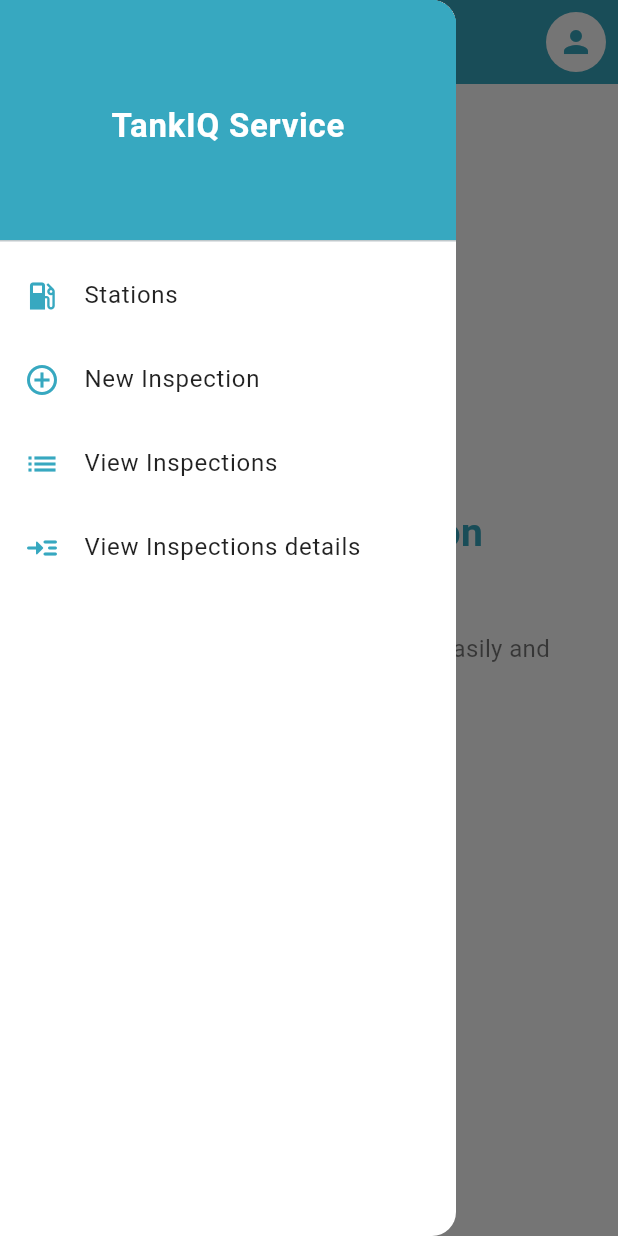
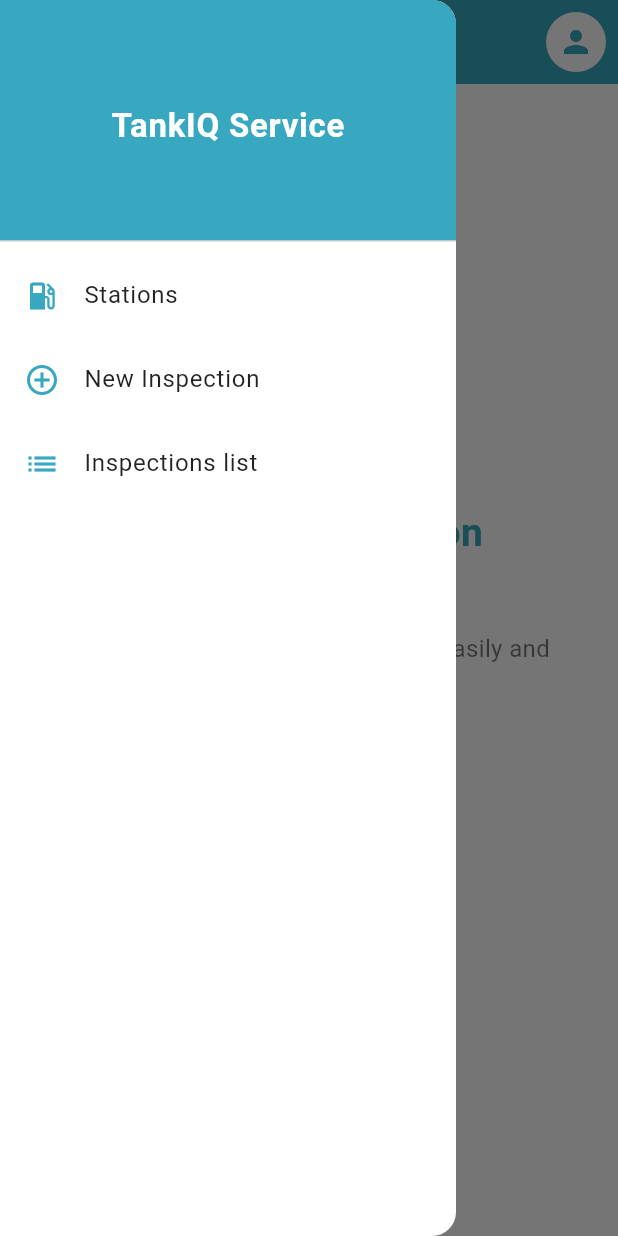
Before and after one commit to kvjoshi/tiq-service-by-team, a Flutter app: the HomeScreen screen opened by its route, with the side drawer open, on a phone screen of 412 x 824 dp. Run offline on Flutter 3.47's test engine with Material 3 defaults, Android fonts, the phone set to English and light mode, and no system bars; our stand-ins replace flutter_secure_storage, image_picker, pdf, printing, shared_preferences; accounts and stored records are empty; project files that could hold a hidden picture were left out.

Commit message:
chore: updated sidebar menu
- addded inspection list page menu item

```diff
--- a/lib/main.dart
+++ b/lib/main.dart
@@ -205,15 +205,9 @@
             ),
             _drawerItem(
               Icons.list,
-              'View Inspections',
+              'Inspections list',
               null,
               builder: (_) => const InspectionListScreen(),
-            ),
-            _drawerItem(
-              Icons.read_more_rounded,
-              'View Inspections details',
-              null,
-              builder: (_) => const InspectionDetailsPage(),
             ),
           ],
         ),
```
